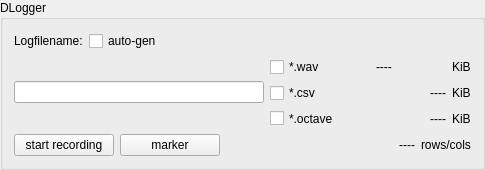
Before: the Qt Designer form DLogger.ui in marvin2k/guibabel, drawn with Qt 5.
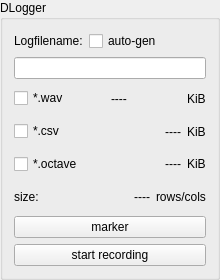
After: the same form once the commit is applied.

Commit message: further improvments in layout

Patch:
```diff
--- a/DLogger.ui
+++ b/DLogger.ui
@@ -6,14 +6,14 @@
    <rect>
     <x>0</x>
     <y>0</y>
-    <width>485</width>
-    <height>170</height>
+    <width>220</width>
+    <height>280</height>
    </rect>
   </property>
   <property name="minimumSize">
    <size>
-    <width>485</width>
-    <height>170</height>
+    <width>220</width>
+    <height>280</height>
    </size>
   </property>
   <property name="windowTitle">
@@ -62,11 +62,13 @@
         <widget class="QLineEdit" name="lineEdit_fileName">
          <property name="minimumSize">
           <size>
-           <width>250</width>
+           <width>0</width>
            <height>0</height>
           </size>
          </property>
         </widget>
+       </item>
+      </layout>
        </item>
        <item>
         <layout class="QVBoxLayout" name="verticalLayout_2">
@@ -259,41 +261,12 @@
            </item>
           </layout>
          </item>
-        </layout>
-       </item>
-      </layout>
-     </item>
      <item>
-      <layout class="QHBoxLayout" name="horizontalLayout_8">
+        <layout class="QHBoxLayout" name="horizontalLayout_5">
        <item>
-        <widget class="QPushButton" name="pB_startStop_recording">
-         <property name="sizePolicy">
-          <sizepolicy hsizetype="Minimum" vsizetype="Fixed">
-           <horstretch>0</horstretch>
-           <verstretch>0</verstretch>
-          </sizepolicy>
-         </property>
-         <property name="minimumSize">
-          <size>
-           <width>100</width>
-           <height>0</height>
-          </size>
-         </property>
+          <widget class="QLabel" name="label_2">
          <property name="text">
-          <string>start recording</string>
-         </property>
-        </widget>
-       </item>
-       <item>
-        <widget class="QPushButton" name="pB_set_marker">
-         <property name="minimumSize">
-          <size>
-           <width>100</width>
-           <height>0</height>
-          </size>
-         </property>
-         <property name="text">
-          <string>marker</string>
+            <string>size:</string>
          </property>
         </widget>
        </item>
@@ -320,7 +293,7 @@
          </property>
          <property name="minimumSize">
           <size>
-           <width>100</width>
+             <width>80</width>
            <height>0</height>
           </size>
          </property>
@@ -348,6 +321,44 @@
         <widget class="QLabel" name="label_6">
          <property name="text">
           <string>rows/cols</string>
+           </property>
+          </widget>
+         </item>
+        </layout>
+       </item>
+      </layout>
+     </item>
+     <item>
+      <layout class="QVBoxLayout" name="verticalLayout">
+       <item>
+        <widget class="QPushButton" name="pB_set_marker">
+         <property name="minimumSize">
+          <size>
+           <width>100</width>
+           <height>0</height>
+          </size>
+         </property>
+         <property name="text">
+          <string>marker</string>
+         </property>
+        </widget>
+       </item>
+       <item>
+        <widget class="QPushButton" name="pB_startStop_recording">
+         <property name="sizePolicy">
+          <sizepolicy hsizetype="Minimum" vsizetype="Fixed">
+           <horstretch>0</horstretch>
+           <verstretch>0</verstretch>
+          </sizepolicy>
+         </property>
+         <property name="minimumSize">
+          <size>
+           <width>100</width>
+           <height>0</height>
+          </size>
+         </property>
+         <property name="text">
+          <string>start recording</string>
          </property>
         </widget>
        </item>
```
Lines whose indentation alone changed are shown as unchanged. The commit also changes 2 other files.
